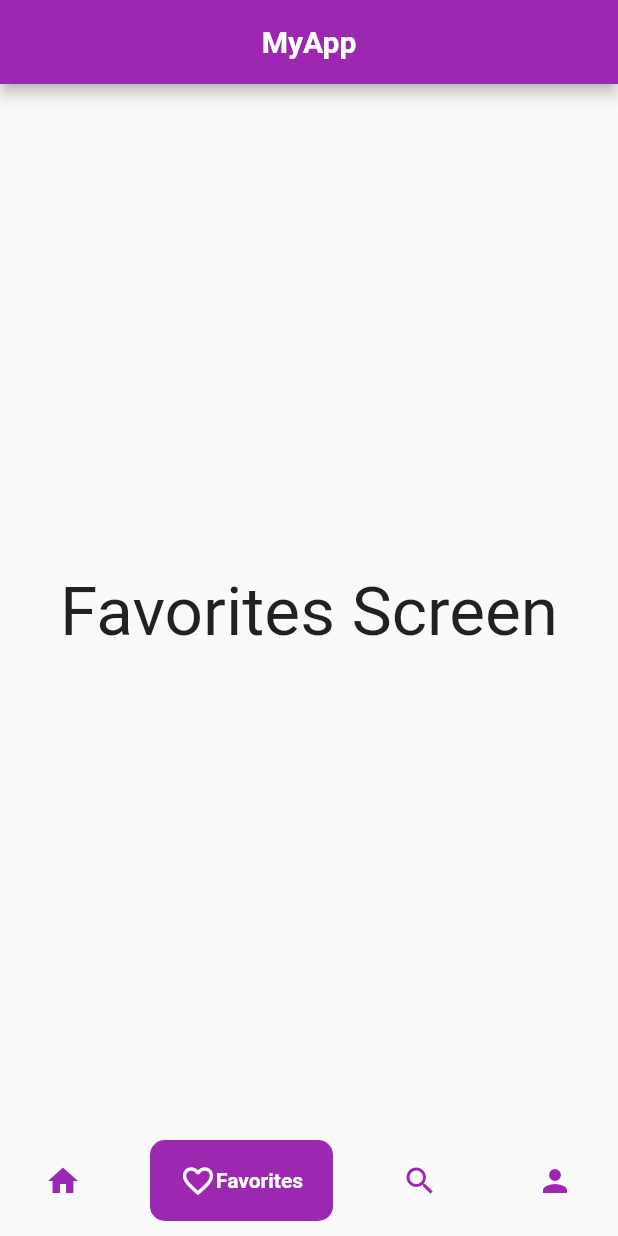
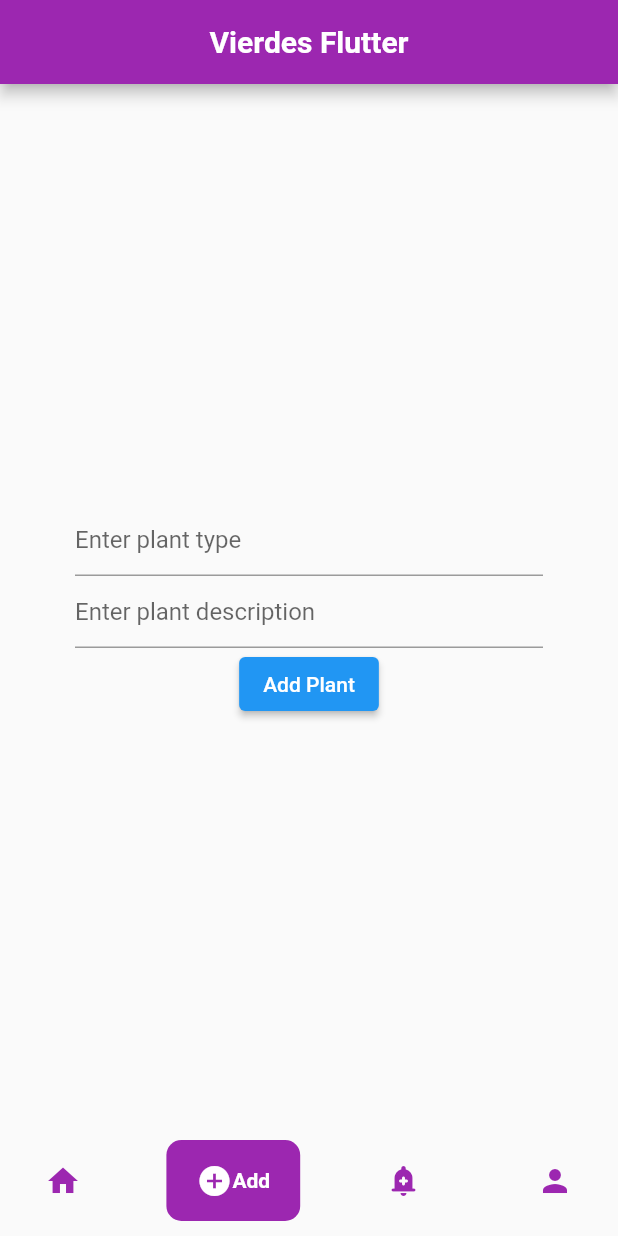
Before and after one commit to DarkLobox/vierdes_flutter, a Flutter app: the screen it shows once a user with an empty profile is signed in, item 2 of the bottom bar chosen, on a phone screen of 412 x 824 dp. Run offline on Flutter 3.47's test engine with Material 2 defaults, Android fonts, the phone set to English and light mode, and no system bars; drawn by our look-alikes of google_nav_bar; our stand-ins replace cloud_firestore, firebase_auth, firebase_core, flutter_cache_manager, google_sign_in; accounts and stored records are empty.

Commit message:
Navigation detail plant, images, list, form y refactorizacion

```diff
--- a/lib/home_page.dart
+++ b/lib/home_page.dart
@@ -1,7 +1,12 @@
+import 'package:cloud_firestore/cloud_firestore.dart';
 import 'package:firebase_auth/firebase_auth.dart';
 import 'package:flutter/cupertino.dart';
 import 'package:flutter/material.dart';
 import 'package:google_nav_bar/google_nav_bar.dart';
+import 'package:vierdes_flutter/screens/PlantsDetail.dart';
+import 'screens/Add.dart';
+import 'screens/Plants.dart';
+import 'screens/Profile.dart';
 import 'auth_service.dart';
 
 class HomePage extends StatefulWidget {
@@ -13,44 +18,10 @@ class _HomePageState extends State<HomePage> {
   int _currentIndex = 0;
 
   final screens = [
-    const Center(child: Text('Home Screen', style: TextStyle(fontSize: 45))),
-    const Center(
-        child: Text('Favorites Screen', style: TextStyle(fontSize: 45))),
+    const Plants(),
+    Add(),
     const Center(child: Text('Search Screen', style: TextStyle(fontSize: 45))),
-    Center(child: Column(
-      mainAxisAlignment: MainAxisAlignment.center,
-      children: <Widget>[
-
-        Text(
-          FirebaseAuth.instance.currentUser!.displayName!,
-          style: const TextStyle(
-              fontSize: 30, fontWeight: FontWeight.bold, color: Colors.black87),
-        ),
-        const SizedBox(
-          height: 10,
-        ),
-        Text(
-          FirebaseAuth.instance.currentUser!.email!,
-          style: const TextStyle(
-              fontSize: 20, fontWeight: FontWeight.bold, color: Colors.black87),
-        ),
-        const SizedBox(
-          height: 30,
-        ),
-        MaterialButton(
-          padding: const EdgeInsets.all(10),
-          color: Colors.green,
-          shape: RoundedRectangleBorder(borderRadius: BorderRadius.circular(5)),
-          child: const Text(
-            'LOG OUT',
-            style: TextStyle(color: Colors.white, fontSize: 15),
-          ),
-          onPressed: () {
-            AuthService().signOut();
-          },
-        ),
-      ],
-    )),
+    const Profile(),
   ];
   final colors = [
     Colors.cyan,
@@ -64,7 +35,7 @@ class _HomePageState extends State<HomePage> {
   Widget build(BuildContext context) {
     return Scaffold(
       appBar: AppBar(
-        title: const Text('MyApp',
+        title: const Text('Vierdes Flutter',
             style: TextStyle(color: Colors.white, fontWeight: FontWeight.w700)),
         centerTitle: true,
         backgroundColor: colors[_currentIndex],
@@ -83,19 +54,19 @@ class _HomePageState extends State<HomePage> {
           tabs: const [
             GButton(
               icon: Icons.home,
-              text: 'Home',
+              text: 'Plants',
               iconActiveColor: Colors.white,
               textColor: Colors.white,
             ),
             GButton(
-              icon: Icons.favorite_border,
-              text: 'Favorites',
+              icon: Icons.add_circle,
+              text: 'Add',
               iconActiveColor: Colors.white,
               textColor: Colors.white,
             ),
             GButton(
-              icon: Icons.search,
-              text: 'Search',
+              icon: Icons.add_alert_rounded,
+              text: 'Config',
               iconActiveColor: Colors.white,
               textColor: Colors.white,
             ),
@@ -111,42 +82,3 @@ class _HomePageState extends State<HomePage> {
     );
   }
 }
-
-/*body: Container(
-        color: Colors.white,
-        width: MediaQuery.of(context).size.width,
-        child: Column(
-          mainAxisAlignment: MainAxisAlignment.center,
-          children: <Widget>[
-
-            Text(
-              FirebaseAuth.instance.currentUser!.displayName!,
-              style: const TextStyle(
-                  fontSize: 30, fontWeight: FontWeight.bold, color: Colors.black87),
-            ),
-            const SizedBox(
-              height: 10,
-            ),
-            Text(
-              FirebaseAuth.instance.currentUser!.email!,
-              style: const TextStyle(
-                  fontSize: 20, fontWeight: FontWeight.bold, color: Colors.black87),
-            ),
-            const SizedBox(
-              height: 30,
-            ),
-            MaterialButton(
-              padding: const EdgeInsets.all(10),
-              color: Colors.green,
-              shape: RoundedRectangleBorder(borderRadius: BorderRadius.circular(5)),
-              child: const Text(
-                'LOG OUT',
-                style: TextStyle(color: Colors.white, fontSize: 15),
-              ),
-              onPressed: () {
-                AuthService().signOut();
-              },
-            ),
-          ],
-        ),
-      ),*/
--- a/lib/main.dart
+++ b/lib/main.dart
@@ -1,5 +1,6 @@
 import 'package:flutter/material.dart';
 import 'package:firebase_core/firebase_core.dart';
+import 'package:cloud_firestore/cloud_firestore.dart';
 import 'auth_service.dart';
 
 
--- /dev/null
+++ b/lib/screens/Add.dart
@@ -0,0 +1,50 @@
+import 'package:cloud_firestore/cloud_firestore.dart';
+import 'package:firebase_auth/firebase_auth.dart';
+import 'package:flutter/material.dart';
+import 'package:flutter/cupertino.dart';
+
+import '../auth_service.dart';
+
+class Add extends StatelessWidget {
+  String plantSelect = "";
+  TextEditingController plantTypeText = TextEditingController();
+  TextEditingController plantDescriptionText = TextEditingController();
+
+  Add();
+
+  @override
+  Widget build(BuildContext context) {
+    return Center(
+      child: Container(
+          padding: const EdgeInsets.all(50.0),
+          child: Column(
+            mainAxisAlignment: MainAxisAlignment.center,
+            children: <Widget>[
+              TextField(
+                controller: plantTypeText,
+                decoration: const InputDecoration(
+                  hintText: 'Enter plant type',
+                ),
+                onChanged: (text) {
+                  print(plantTypeText.text);
+                },
+              ),
+              TextField(
+                controller: plantDescriptionText,
+                decoration: const InputDecoration(
+                  hintText: 'Enter plant description',
+                ),
+                onChanged: (text) {
+                  print(plantDescriptionText.text);
+                },
+              ),
+              ElevatedButton(
+                  onPressed: () {
+                    print(plantSelect);
+                  },
+                  child: const Text("Add Plant"))
+            ],
+          )),
+    );
+  }
+}
--- a/pubspec.yaml
+++ b/pubspec.yaml
@@ -48,6 +48,7 @@ dependencies:
   # The following adds the Cupertino Icons font to your application.
   # Use with the CupertinoIcons class for iOS style icons.
   cupertino_icons: ^1.0.2
+  cloud_firestore: ^4.2.0
 
 dev_dependencies:
   flutter_test:
```
Also changed, not shown: lib/screens/Plants.dart (added, +64 -0 lines), lib/screens/PlantsDetail.dart (added, +27 -0 lines), lib/screens/Profile.dart (added, +65 -0 lines), pubspec.lock, 1 other file.
